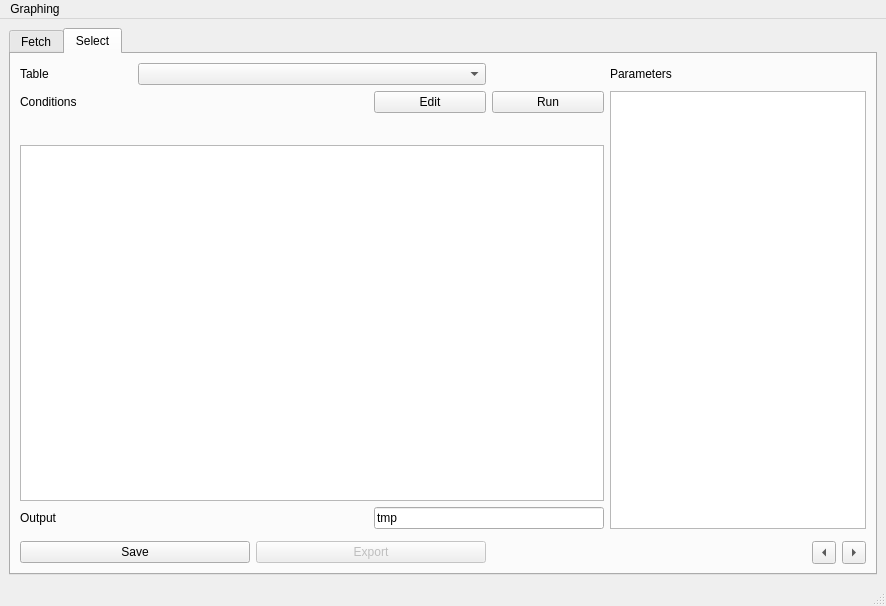
Qt form layouts/main_window.ui (hitranonline/hapiest) before a commit.
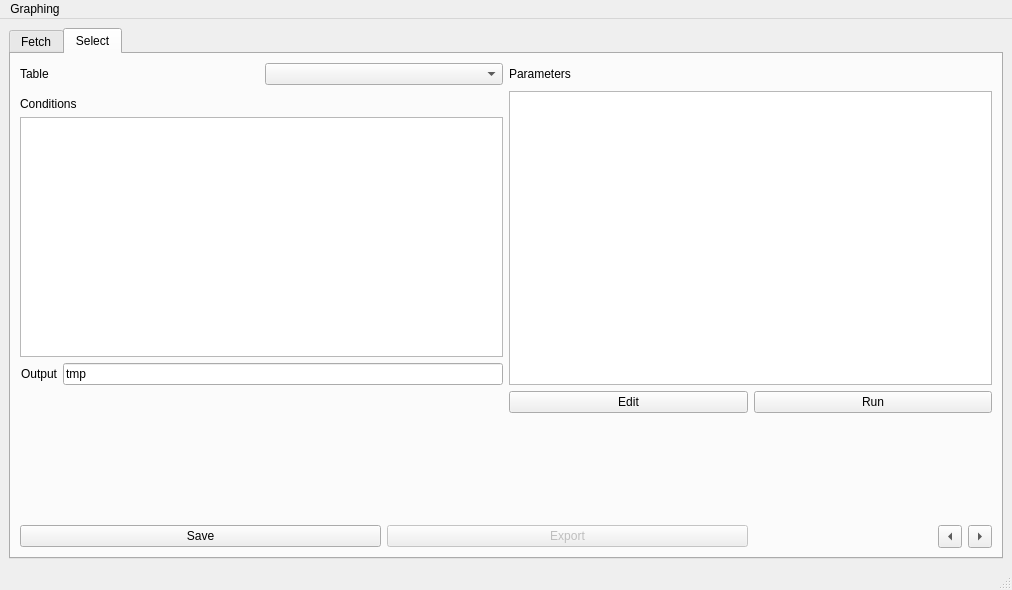
The same form after that commit.

Commit message: Made a few bug-fixes, changed the layout a lot.

Patch:
```diff
--- a/layouts/main_window.ui
+++ b/layouts/main_window.ui
@@ -6,8 +6,8 @@
    <rect>
     <x>0</x>
     <y>0</y>
-       <width>886</width>
-       <height>606</height>
+       <width>1012</width>
+       <height>590</height>
    </rect>
   </property>
   <property name="sizePolicy">
@@ -45,7 +45,7 @@
        <property name="sizeConstraint">
            <enum>QLayout::SetDefaultConstraint</enum>
        </property>
-       <item row="0" column="0">
+       <item row="0" column="1">
      <widget class="QTabWidget" name="tabWidget">
       <property name="sizePolicy">
        <sizepolicy hsizetype="Expanding" vsizetype="Expanding">
@@ -481,8 +481,12 @@
         <string>Select</string>
        </attribute>
           <layout class="QGridLayout" name="gridLayout_2">
-              <item row="1" column="6" rowspan="4" colspan="2">
-                  <widget class="QListWidget" name="select_parameter_list"/>
+              <item row="6" column="1" colspan="2">
+                  <widget class="QPushButton" name="save_button">
+                      <property name="text">
+                          <string>Save</string>
+                      </property>
+                  </widget>
               </item>
               <item row="6" column="3" colspan="2">
                   <widget class="QPushButton" name="export_button">
@@ -494,17 +498,7 @@
                       </property>
                   </widget>
               </item>
-              <item row="3" column="1" colspan="5">
-                  <widget class="QTextEdit" name="select_expression"/>
-              </item>
-              <item row="1" column="1" colspan="2">
-                  <widget class="QLabel" name="label_11">
-                      <property name="text">
-                          <string>Conditions</string>
-                      </property>
-                  </widget>
-              </item>
-              <item row="6" column="7">
+              <item row="6" column="6">
                   <layout class="QHBoxLayout" name="horizontalLayout">
                       <item>
                           <widget class="QToolButton" name="back_button">
@@ -528,76 +522,132 @@
                       </item>
                   </layout>
               </item>
-              <item row="1" column="5">
+              <item row="3" column="1" colspan="5">
+                  <widget class="QWidget" name="select_error_container" native="true">
+                      <property name="sizePolicy">
+                          <sizepolicy hsizetype="Preferred" vsizetype="Preferred">
+                              <horstretch>0</horstretch>
+                              <verstretch>0</verstretch>
+                          </sizepolicy>
+                      </property>
+                      <property name="minimumSize">
+                          <size>
+                              <width>100</width>
+                              <height>20</height>
+                          </size>
+                      </property>
+                      <zorder>label_11</zorder>
+                      <zorder>select_expression</zorder>
+                      <zorder>label_11</zorder>
+                  </widget>
+              </item>
+              <item row="3" column="1" colspan="6">
+                  <widget class="QWidget" name="table_container" native="true">
+                      <property name="minimumSize">
+                          <size>
+                              <width>0</width>
+                              <height>100</height>
+                          </size>
+                      </property>
+                      <zorder>gridLayoutWidget</zorder>
+                  </widget>
+              </item>
+              <item row="1" column="1" colspan="6">
+                  <layout class="QGridLayout" name="gridLayout_4">
+                      <property name="sizeConstraint">
+                          <enum>QLayout::SetDefaultConstraint</enum>
+                      </property>
+                      <item row="2" column="2" rowspan="2">
+                          <widget class="QListWidget" name="select_parameter_list"/>
+                      </item>
+                      <item row="0" column="2">
+                          <widget class="QLabel" name="label_10">
+                              <property name="text">
+                                  <string>Parameters</string>
+                              </property>
+                          </widget>
+                      </item>
+                      <item row="4" column="2">
+                          <layout class="QHBoxLayout" name="horizontalLayout_3">
+                              <item>
+                                  <widget class="QPushButton" name="edit_button">
+                                      <property name="text">
+                                          <string>Edit</string>
+                                      </property>
+                                  </widget>
+                              </item>
+                              <item>
                   <widget class="QPushButton" name="run_button">
                       <property name="text">
                           <string>Run</string>
                       </property>
                   </widget>
               </item>
-              <item row="6" column="1" colspan="2">
-                  <widget class="QPushButton" name="save_button">
+                          </layout>
+                      </item>
+                      <item row="3" column="1">
+                          <layout class="QVBoxLayout" name="verticalLayout_2">
+                              <item>
+                                  <widget class="QLabel" name="label_11">
+                                      <property name="maximumSize">
+                                          <size>
+                                              <width>16777215</width>
+                                              <height>20</height>
+                                          </size>
+                                      </property>
                       <property name="text">
-                          <string>Save</string>
+                                          <string>Conditions</string>
                       </property>
                   </widget>
               </item>
-              <item row="0" column="6">
-                  <widget class="QLabel" name="label_10">
-                      <property name="text">
-                          <string>Parameters</string>
+                              <item>
+                                  <widget class="QTextEdit" name="select_expression">
+                                      <property name="maximumSize">
+                                          <size>
+                                              <width>16777215</width>
+                                              <height>16777215</height>
+                                          </size>
                       </property>
                   </widget>
               </item>
-              <item row="4" column="1" colspan="3">
+                              <item>
+                                  <layout class="QHBoxLayout" name="horizontalLayout_4">
+                                      <item>
                   <widget class="QLabel" name="label_13">
                       <property name="text">
                           <string>Output</string>
                       </property>
+                                              <property name="alignment">
+                                                  <set>Qt::AlignRight|Qt::AlignTrailing|Qt::AlignVCenter</set>
+                                              </property>
                   </widget>
               </item>
-              <item row="0" column="2" colspan="3">
-                  <widget class="QComboBox" name="table_name"/>
-              </item>
-              <item row="4" column="4" colspan="2">
+                                      <item>
                   <widget class="QLineEdit" name="output_name">
                       <property name="text">
                           <string>tmp</string>
                       </property>
                   </widget>
               </item>
+                                  </layout>
+                              </item>
+                          </layout>
+                      </item>
               <item row="0" column="1">
+                          <layout class="QHBoxLayout" name="horizontalLayout_5">
+                              <item>
                   <widget class="QLabel" name="label_9">
                       <property name="text">
                           <string>Table</string>
                       </property>
                   </widget>
               </item>
-              <item row="1" column="4">
-                  <widget class="QPushButton" name="edit_button">
-                      <property name="text">
-                          <string>Edit</string>
-                      </property>
-                  </widget>
-              </item>
-              <item row="5" column="1" colspan="7">
-                  <widget class="QWidget" name="table_container" native="true"/>
-              </item>
-              <item row="2" column="1" colspan="5">
-                  <widget class="QWidget" name="select_error_container" native="true">
-                      <property name="sizePolicy">
-                          <sizepolicy hsizetype="Preferred" vsizetype="Preferred">
-                              <horstretch>0</horstretch>
-                              <verstretch>0</verstretch>
-                          </sizepolicy>
-                      </property>
-                      <property name="minimumSize">
-                          <size>
-                              <width>100</width>
-                              <height>20</height>
-                          </size>
-                      </property>
-                  </widget>
+                              <item>
+                                  <widget class="QComboBox" name="table_name"/>
+                              </item>
+                          </layout>
+                      </item>
+                  </layout>
               </item>
           </layout>
       </widget>
@@ -610,7 +660,7 @@
     <rect>
      <x>0</x>
      <y>0</y>
-        <width>886</width>
+        <width>1012</width>
      <height>21</height>
     </rect>
    </property>
```
Lines whose indentation alone changed are shown as unchanged. The commit also changes 4 other files.
